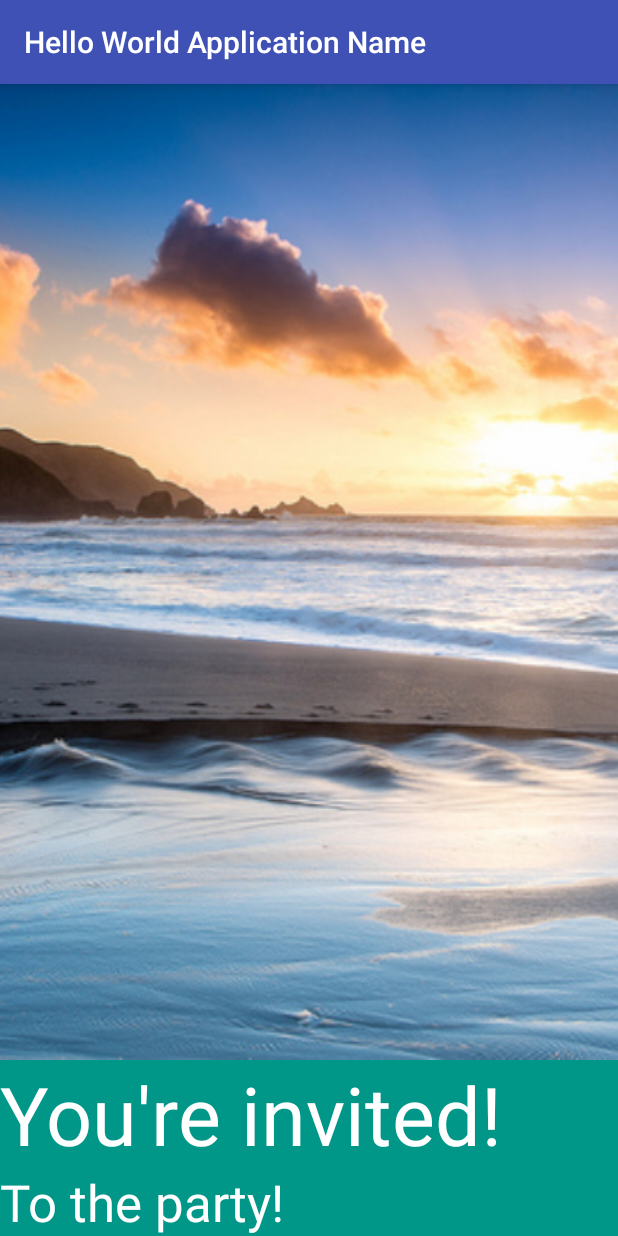
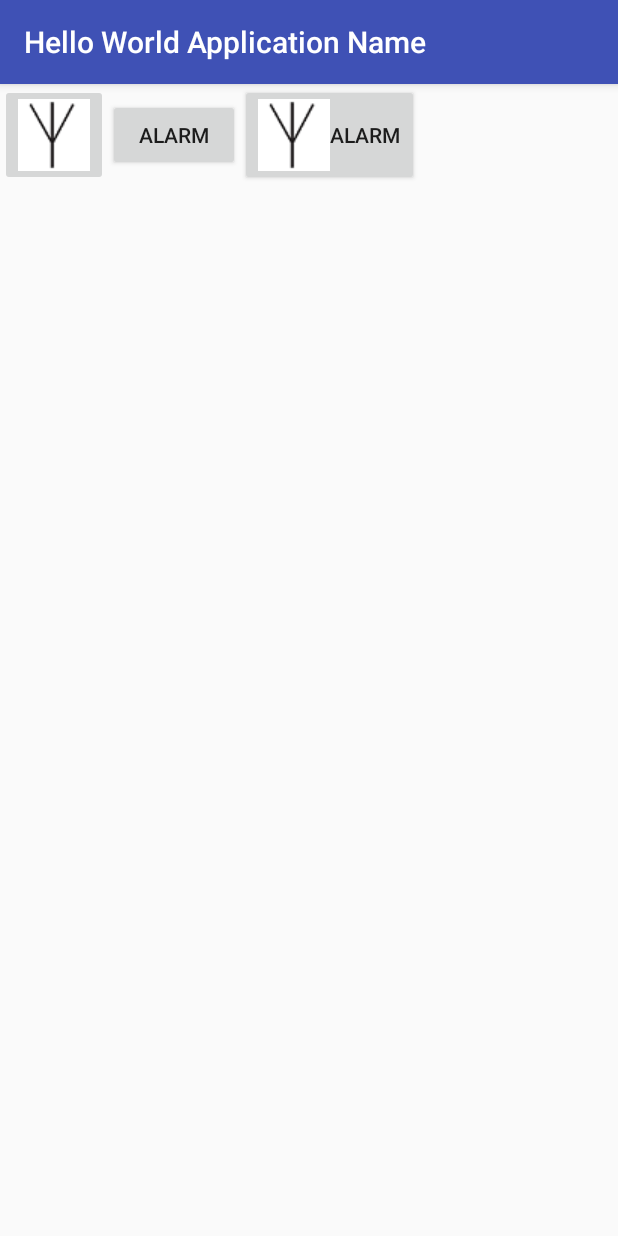
Before and after one commit to danvallejo/android-210, an Android app: the screen it shows after launch (MainActivity), on a phone screen of 412 x 824 dp. Run offline under Robolectric (Android 15) with nearby library versions, the phone set to English and light mode, and no system bars.

Commit message:
Session 3 up to activity

```diff
--- a/HelloWorld/app/src/main/AndroidManifest.xml
+++ b/HelloWorld/app/src/main/AndroidManifest.xml
@@ -8,6 +8,7 @@
         android:label="@string/app_name"
         android:supportsRtl="true"
         android:theme="@style/AppTheme">
+
         <activity android:name=".MainActivity">
             <intent-filter>
                 <action android:name="android.intent.action.MAIN" />
@@ -15,6 +16,7 @@
                 <category android:name="android.intent.category.LAUNCHER" />
             </intent-filter>
         </activity>
+
     </application>
 
 </manifest>
--- a/HelloWorld/app/src/main/res/layout/activity_main.xml
+++ b/HelloWorld/app/src/main/res/layout/activity_main.xml
@@ -1,30 +1,27 @@
 <LinearLayout
     xmlns:android="http://schemas.android.com/apk/res/android"
-    android:orientation="vertical"
     android:layout_width="match_parent"
     android:layout_height="match_parent">
 
-    <ImageView
-        android:layout_weight="1"
-        android:src="@drawable/androidocean"
-        android:layout_width="match_parent"
+    <ImageButton
+        android:id="@+id/uxImageButton"
+        android:layout_width="wrap_content"
         android:layout_height="wrap_content"
-        android:scaleType="centerCrop" />
+        android:src="@drawable/icon"
+        android:onClick="sendMessage"/>
 
-    <TextView
-        android:text="You're invited!"
-        android:layout_width="match_parent"
+    <Button
+        android:id="@+id/uxTextButton"
+        android:layout_width="wrap_content"
         android:layout_height="wrap_content"
-        android:textColor="@android:color/white"
-        android:textSize="54sp"
-        android:background="#009688" />
+        android:text="Alarm"
+        android:onClick="sendMessage"/>
 
-    <TextView
-        android:text="To the party!"
-        android:layout_width="match_parent"
+    <Button
+        android:id="@+id/uxImageTextButton"
+        android:layout_width="wrap_content"
         android:layout_height="wrap_content"
-        android:textColor="@android:color/white"
-        android:textSize="34sp"
-        android:background="#009688" />
-
+        android:text="Alarm"
+        android:drawableLeft="@drawable/icon"
+        android:onClick="sendMessage"/>
 </LinearLayout>
--- /dev/null
+++ b/HelloWorld/app/src/main/res/layout/anotherone.xml
@@ -0,0 +1,6 @@
+<?xml version="1.0" encoding="utf-8"?>
+<LinearLayout xmlns:android="http://schemas.android.com/apk/res/android"
+    android:orientation="vertical" android:layout_width="match_parent"
+    android:layout_height="match_parent">
+
+</LinearLayout>
--- a/HelloWorld/build.gradle
+++ b/HelloWorld/build.gradle
@@ -5,7 +5,7 @@ buildscript {
         jcenter()
     }
     dependencies {
-        classpath 'com.android.tools.build:gradle:2.1.0'
+        classpath 'com.android.tools.build:gradle:2.2.1'
 
         // NOTE: Do not place your application dependencies here; they belong
         // in the individual module build.gradle files
```
Also changed, not shown: HelloWorld/app/src/main/java/com/cstructor/helloworld/MainActivity.java (+22 -0 lines), HelloWorld/app/src/main/res/drawable/icon.png (added), HelloWorld/gradle/wrapper/gradle-wrapper.properties.
